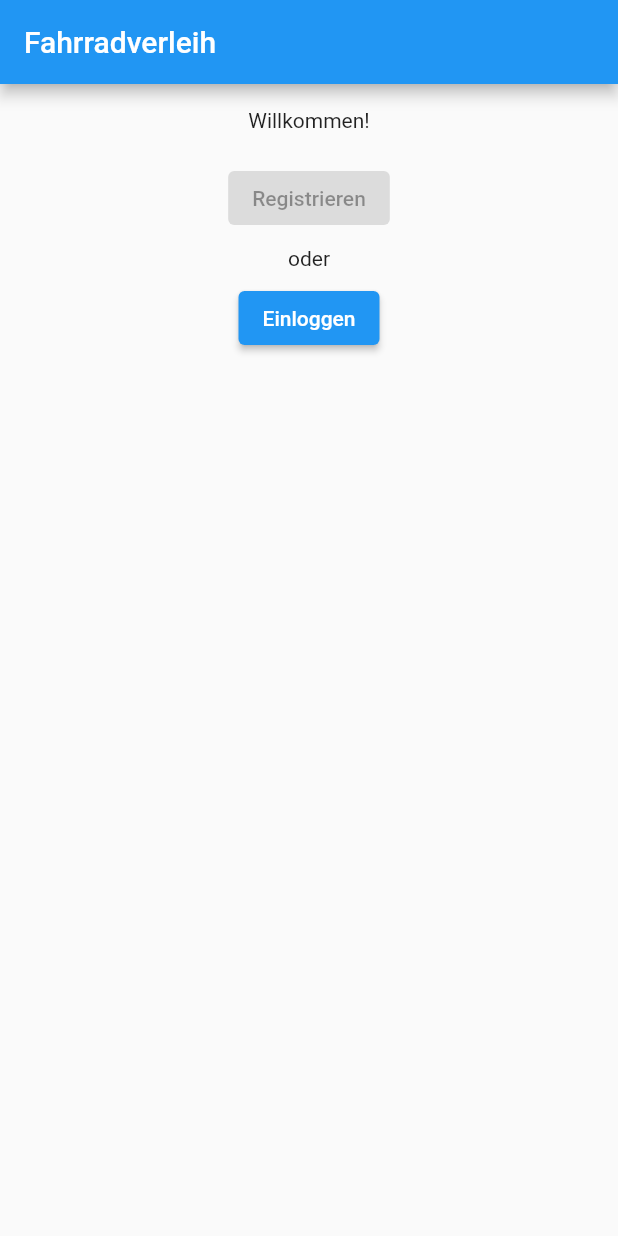
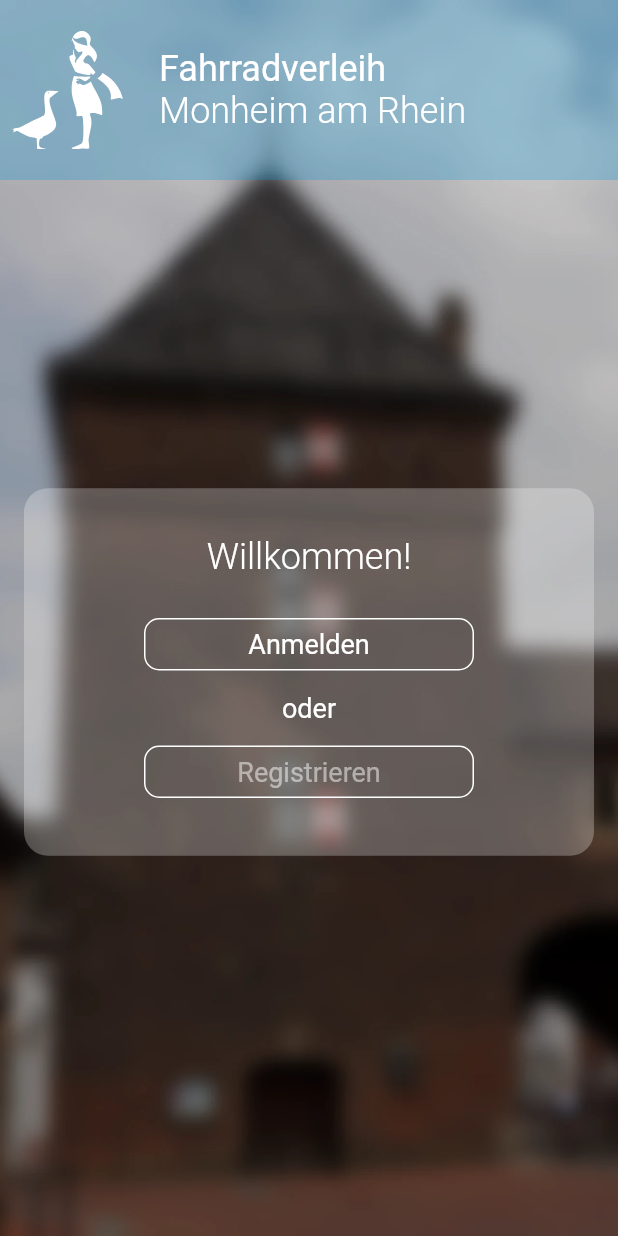
Before and after one commit to 2SFN/fahrradverleih-flutter, a Flutter app: the screen it shows after launch, on a phone screen of 412 x 824 dp. Run offline on Flutter 3.47's test engine with Material 2 defaults, Android fonts, the phone set to English and light mode, and no system bars; our stand-ins replace bloc, equatable, flutter_bloc, flutter_svg, google_maps_flutter, permission_handler and 1 more; missing offline and left inert: flutter_config; network calls fail.

Commit message:
🎨 Styling: App-Theme 🎨 Styling: StartupPage

````diff
--- a/lib/app.dart
+++ b/lib/app.dart
@@ -39,6 +39,15 @@ class _AppViewState extends State<AppView> {
     return MaterialApp(
       navigatorKey: _navigatorKey,
       onGenerateRoute: (_) => StartupPage.route(),
+      title: "Fahrradverleih",
+      debugShowCheckedModeBanner: false,
+      themeMode: ThemeMode.light,
+      theme: ThemeData(
+        primaryColor: const Color(0xFF0297DC),
+        colorScheme: const ColorScheme.light(
+          primary: Color(0xFF0297DC),
+        ),
+      ),
     );
   }
 }
--- a/lib/view/startup/startup_page.dart
+++ b/lib/view/startup/startup_page.dart
@@ -4,7 +4,9 @@ import 'package:fahrradverleih/view/startup/widget/content_auth.dart';
 import 'package:fahrradverleih/view/startup/widget/content_login.dart';
 import 'package:fahrradverleih/view/startup/widget/content_welcome.dart';
 import 'package:flutter/material.dart';
+import 'package:flutter/services.dart';
 import 'package:flutter_bloc/flutter_bloc.dart';
+import 'package:flutter_svg/flutter_svg.dart';
 
 /// Container, welcher den Hintergrund und die AppBar konfiguriert.
 ///
@@ -28,23 +30,64 @@ class StartupPage extends StatelessWidget {
           builder: (context, state) => WillPopScope(
             onWillPop: () => _handleBackEvent(context, state),
             child: Scaffold(
-              appBar: AppBar(title: const Text("Fahrradverleih")),
-              body: const Center(
-                child: Padding(
-                  padding: EdgeInsets.all(16),
-                  child: StartupContentView(),
+                appBar: _buildAppBar(),
+                // Zeichnet Hintergrund auch unter der AppBar
+                extendBodyBehindAppBar: true,
+                body: _buildBody()),
+          ),
+        ));
+  }
+
+  _buildBody() => SizedBox.expand(
+          child: Container(
+        alignment: Alignment.center,
+        padding: const EdgeInsets.all(16).copyWith(top: 88),
+        decoration: const BoxDecoration(
+            image: DecorationImage(
+                image: AssetImage("assets/images/startup.webp"),
+                fit: BoxFit.cover)),
+        child: Wrap(children: [
+          Container(
+              alignment: Alignment.center,
+              padding: const EdgeInsets.symmetric(vertical: 32, horizontal: 24),
+              decoration: const BoxDecoration(
+                  color: Color(0x44FFFFFF),
+                  shape: BoxShape.rectangle,
+                  borderRadius: BorderRadius.all(Radius.circular(16))),
+              child: const StartupContentView()),
+        ]),
+      ));
+
+  _buildAppBar() => AppBar(
+      title: Column(
+          mainAxisAlignment: MainAxisAlignment.center,
+          crossAxisAlignment: CrossAxisAlignment.start,
+          children: const [
+            Text("Fahrradverleih",
+                style: TextStyle(fontSize: 24, fontWeight: FontWeight.w400)),
+            Text("Monheim am Rhein",
+                style: TextStyle(fontSize: 24, fontWeight: FontWeight.w300))
+          ]),
+      leading: Padding(
+        padding: const EdgeInsets.symmetric(vertical: 0, horizontal: 8),
+        child: SvgPicture.asset(
+          "assets/icons/monheim.svg",
+          semanticsLabel: "Monheim am Rhein Logo",
+          color: Colors.white
         ),
       ),
-            ),
-          ),
-        ));
+      leadingWidth: 90,
+      toolbarHeight: 120,
+      systemOverlayStyle:
+          const SystemUiOverlayStyle(statusBarColor: Color(0x440297DC)),
+      elevation: 0,
+      backgroundColor: const Color(0x440297DC));
 }
 
 /// Entscheidet, ob beim Interagieren mit der "Zurück"-Taste oder -Geste
 /// der BLoC auf das Event reagieren soll (```false```), oder das
 /// Standard-Verhalten ausgelöst wird (```true```).
-  Future<bool> _handleBackEvent(
-      BuildContext context, StartupState state) async {
+Future<bool> _handleBackEvent(BuildContext context, StartupState state) async {
   switch (state.content) {
     case StartupContent.welcome:
     case StartupContent.authentication:
@@ -53,7 +96,6 @@ class StartupPage extends StatelessWidget {
     case StartupContent.register:
       context.read<StartupBloc>().add(const BackPressed());
       return false;
-    }
   }
 }
 
--- a/lib/view/startup/widget/content_auth.dart
+++ b/lib/view/startup/widget/content_auth.dart
@@ -5,8 +5,8 @@ import 'package:flutter_bloc/flutter_bloc.dart';
 
 /// Einfacher Splash-Screen mit einem Lade-Indikator.
 ///
-/// Registriert außerdem einen [BlocListener], um auf den Status
-/// [AuthenticationStatus.authenticated] zu hören und entsprechend zu der
+/// Registriert einen [BlocListener], um auf den Status
+/// [AuthenticationStatus.authenticated] zu warten und entsprechend zu der
 /// nächsten Ansicht zu navigieren.
 class ContentAuth extends StatelessWidget {
   const ContentAuth({Key? key}) : super(key: key);
--- a/lib/view/startup/widget/content_welcome.dart
+++ b/lib/view/startup/widget/content_welcome.dart
@@ -1,4 +1,5 @@
 import 'package:fahrradverleih/view/startup/bloc/startup_bloc.dart';
+import 'package:fahrradverleih/view/startup/widget/white_outlined_button.dart';
 import 'package:flutter/material.dart';
 import 'package:flutter_bloc/flutter_bloc.dart';
 
@@ -10,15 +11,16 @@ class ContentWelcome extends StatelessWidget {
   @override
   Widget build(BuildContext context) {
     return Column(
-      mainAxisSize: MainAxisSize.max,
-      children: [
-        Title(color: Colors.white, child: const Text("Willkommen!")),
-        const Padding(padding: EdgeInsets.all(10)),
-        const ElevatedButton(onPressed: null, child: Text("Registrieren")),
-        const Padding(padding: EdgeInsets.all(4)),
-        const Text("oder"),
-        const Padding(padding: EdgeInsets.all(4)),
+      mainAxisSize: MainAxisSize.min,
+      crossAxisAlignment: CrossAxisAlignment.center,
+      children: const [
+        Text("Willkommen!", style: _TitleTextStyle()),
+        Padding(padding: EdgeInsets.all(10)),
         _LoginButton(),
+        Padding(padding: EdgeInsets.all(4)),
+        Text("oder", style: _BaseTextStyle()),
+        Padding(padding: EdgeInsets.all(4)),
+        WhiteOutlinedButton(onPressed: null, child: Text("Registrieren")),
       ],
     );
   }
@@ -27,15 +29,37 @@ class ContentWelcome extends StatelessWidget {
 /// Button, welcher mit dem [StartupBloc] interagiert und ein Event auslöst,
 /// welches den Inhalt zu [StartupContent.login] wechseln soll.
 class _LoginButton extends StatelessWidget {
+  const _LoginButton();
+
   @override
   Widget build(BuildContext context) {
     return BlocBuilder<StartupBloc, StartupState>(
-        builder: (context, state) => ElevatedButton(
+        builder: (context, state) => WhiteOutlinedButton(
             onPressed: () {
               context
                   .read<StartupBloc>()
                   .add(const StartupNavigationEvent(StartupContent.login));
             },
-            child: const Text("Einloggen")));
+            child: const Text("Anmelden")));
   }
 }
+
+class _BaseTextStyle extends TextStyle {
+  const _BaseTextStyle();
+
+  @override
+  Color? get color => Colors.white;
+
+  @override
+  double? get fontSize => 18;
+}
+
+class _TitleTextStyle extends _BaseTextStyle {
+  const _TitleTextStyle();
+
+  @override
+  double? get fontSize => 24;
+
+  @override
+  FontWeight? get fontWeight => FontWeight.w300;
+}
--- /dev/null
+++ b/lib/view/startup/widget/white_outlined_button.dart
@@ -0,0 +1,22 @@
+import 'package:flutter/material.dart';
+
+class WhiteOutlinedButton extends OutlinedButton {
+  const WhiteOutlinedButton(
+      {Key? key, required VoidCallback? onPressed, required Widget child})
+      : super(key: key, onPressed: onPressed, child: child);
+
+  @override
+  ButtonStyle? get style => OutlinedButton.styleFrom(
+      backgroundColor: Colors.transparent,
+      foregroundColor: Colors.white,
+      disabledForegroundColor: Colors.white.withOpacity(0.5),
+      textStyle: const TextStyle(
+        color: Colors.white,
+        fontWeight: FontWeight.w400,
+        fontSize: 18
+      ),
+      shape: const RoundedRectangleBorder(
+          borderRadius: BorderRadius.all(Radius.circular(10))),
+      minimumSize: const Size(220, 35),
+      side: const BorderSide(color: Colors.white, width: 1));
+}
--- a/pubspec.yaml
+++ b/pubspec.yaml
@@ -46,6 +46,9 @@ dependencies:
   # Utility für Android/iOS Runtime-Permissions
   permission_handler: ^10.0.0
 
+  # SVG Icons
+  flutter_svg: ^1.1.4
+
   # The following adds the Cupertino Icons font to your application.
   # Use with the CupertinoIcons class for iOS style icons.
   cupertino_icons: ^1.0.2
@@ -70,6 +73,8 @@ flutter:
   # Assets
   assets:
     - assets/map_style.json
+    - assets/images/
+    - assets/icons/
 
   # The following line ensures that the Material Icons font is
   # included with your application, so that you can use the icons in
````
Also changed, not shown: lib/view/startup/widget/content_login.dart (+75 -13 lines), assets/icons/monheim.svg (added), assets/images/startup.webp (added), pubspec.lock. Lines whose indentation alone changed are shown as unchanged.
